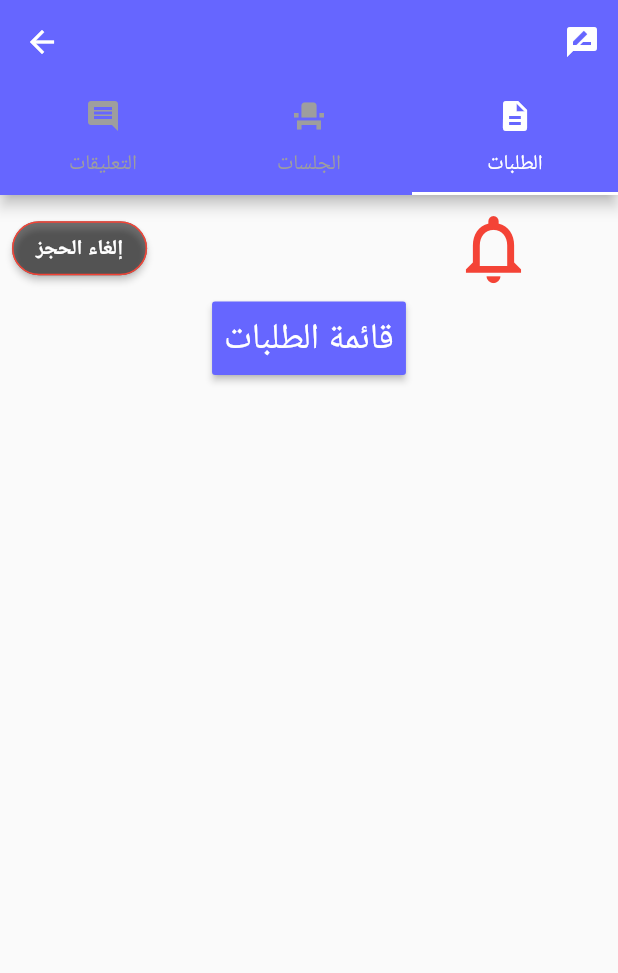
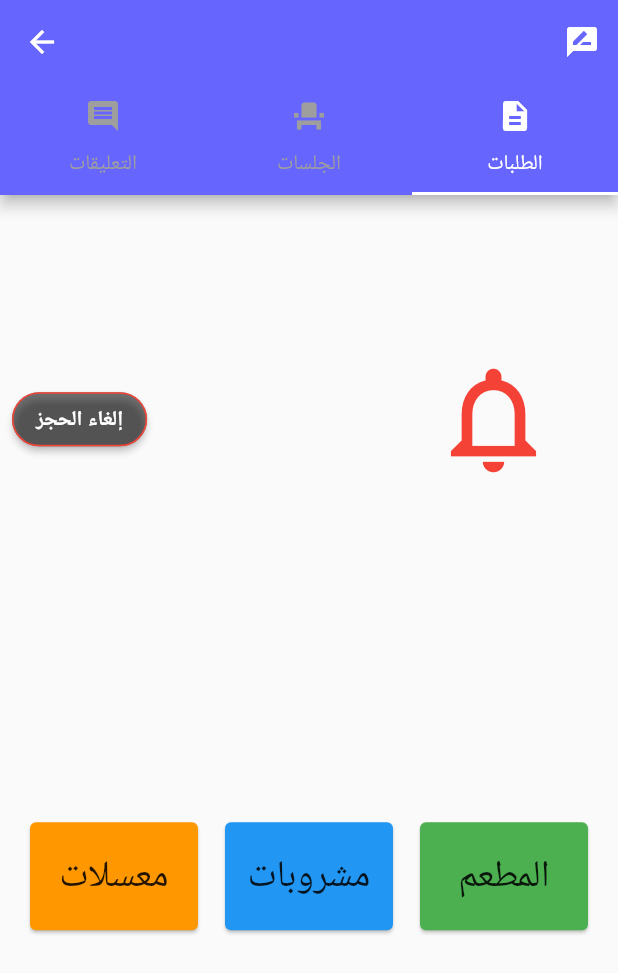
Before and after one commit to YousefAlyouswf/Cafe, a Flutter app: the Reviews screen opened directly with empty values, tab 3 chosen, on a phone screen of 412 x 824 dp. Shown: the top 973 px of the screen. Run offline on Flutter 3.47's test engine with Material 2 defaults, Android fonts, the phone set to English and light mode, and no system bars; our stand-ins replace cloud_firestore, flutter_map, latlong, progress_dialog, shared_preferences, simple_animations and 1 more; missing offline and left inert: firebase_admob, page_view_indicator; accounts and stored records are empty; network calls fail.

Commit message:
Add order done

```diff
--- a/lib/cafes/Review_seat/widgets/selected_widgets/header_buttons.dart
+++ b/lib/cafes/Review_seat/widgets/selected_widgets/header_buttons.dart
@@ -112,12 +112,12 @@ class HeaderButtons extends StatelessWidget {
                         child: pressed
                             ? Icon(
                                 Icons.notifications_active,
-                                size: 55,
+                                size: 85,
                                 color: Colors.red,
                               )
                             : Icon(
                                 Icons.notifications_none,
-                                size: 55,
+                                size: 85,
                                 color: Colors.red,
                               ),
                         onTap: () async {
--- a/lib/cafes/Review_seat/widgets/selected_widgets/order_body.dart
+++ b/lib/cafes/Review_seat/widgets/selected_widgets/order_body.dart
@@ -1,3 +1,4 @@
+import 'package:cafe/loading/loading.dart';
 import 'package:cafe/models/cart.dart';
 import 'package:cafe/models/user_info.dart';
 import 'package:cloud_firestore/cloud_firestore.dart';
@@ -28,18 +29,30 @@ class OrderBody extends StatelessWidget {
       this.price,
       this.orderID,
       this.cafeName);
-
+  List<String> sections = ['معسلات', 'مشروبات', 'المطعم'];
+  Color cardColor;
   @override
   Widget build(BuildContext context) {
-    return RaisedButton(
-      textColor: Colors.white,
-      color: Color.fromRGBO(102, 102, 255, 1),
-      padding: const EdgeInsets.all(8.0),
-      onPressed: () {
+    return Padding(
+      padding: const EdgeInsets.all(16.0),
+      child: Container(
+        height: MediaQuery.of(context).size.height * 0.2,
+        child: GridView.builder(
+          itemCount: sections.length,
+          itemBuilder: (context, indexSection) {
+            if (indexSection == 0) {
+              cardColor = Colors.orange;
+            } else if (indexSection == 1) {
+              cardColor = Colors.blue;
+            } else if (indexSection == 2) {
+              cardColor = Colors.green;
+            }
+            return InkWell(
+              onTap: () {
                 showBottomSheet(
                     context: context,
                     builder: (context) => Container(
-                  height: MediaQuery.of(context).size.height * 0.7,
+                          height: MediaQuery.of(context).size.height * 0.9,
                           child: StreamBuilder(
                             stream: Firestore.instance
                                 .collection('users')
@@ -65,7 +78,8 @@ class OrderBody extends StatelessWidget {
 
                                   return Center(
                                     child: Column(
-                              crossAxisAlignment: CrossAxisAlignment.center,
+                                      crossAxisAlignment:
+                                          CrossAxisAlignment.center,
                                       children: <Widget>[
                                         hasBookinginSelected
                                             ? Container(
@@ -79,17 +93,19 @@ class OrderBody extends StatelessWidget {
                                                                 seatnum,
                                                             style: TextStyle(
                                                                 fontSize: 18,
-                                                        fontFamily: 'topaz'),
+                                                                fontFamily:
+                                                                    'topaz'),
                                                           )
                                                         : Container(
-                                                    height:
-                                                        MediaQuery.of(context)
+                                                            height: MediaQuery.of(
+                                                                        context)
                                                                     .size
                                                                     .height *
                                                                 0.6,
                                                             child: Padding(
                                                               padding:
-                                                          const EdgeInsets.all(
+                                                                  const EdgeInsets
+                                                                          .all(
                                                                       15.0),
                                                               child: reserveCafe !=
                                                                       cafeName
@@ -103,9 +119,10 @@ class OrderBody extends StatelessWidget {
                                                                           .where(
                                                                               'cafename',
                                                                               isEqualTo:
-                                                                          cafeName)
+                                                                                  cafeName).where('section', isEqualTo: sections[indexSection])
                                                                           .snapshots(),
-                                                              builder: (context,
+                                                                      builder:
+                                                                          (context,
                                                                               snapshot) {
                                                                         if (!snapshot
                                                                             .hasData) {
@@ -114,18 +131,13 @@ class OrderBody extends StatelessWidget {
                                                                         } else {
                                                                           return GridView
                                                                               .builder(
-                                                                    itemCount: snapshot
-                                                                        .data
-                                                                        .documents
-                                                                        .length,
+                                                                            itemCount:
+                                                                                snapshot.data.documents.length,
                                                                             itemBuilder:
-                                                                        (context,
-                                                                            index) {
+                                                                                (context, index) {
                                                                               return Card(
-                                                                        child:
-                                                                            Column(
-                                                                          children: <
-                                                                              Widget>[
+                                                                                child: Column(
+                                                                                  children: <Widget>[
                                                                                     Flexible(
                                                                                       child: Text(
                                                                                         snapshot.data.documents[index].data['order'],
@@ -145,14 +157,10 @@ class OrderBody extends StatelessWidget {
                                                                             },
                                                                             gridDelegate:
                                                                                 SliverGridDelegateWithFixedCrossAxisCount(
-                                                                      crossAxisCount:
-                                                                          3,
-                                                                      childAspectRatio:
-                                                                          3 / 2,
-                                                                      crossAxisSpacing:
-                                                                          10,
-                                                                      mainAxisSpacing:
-                                                                          10,
+                                                                              crossAxisCount: 3,
+                                                                              childAspectRatio: 3 / 2,
+                                                                              crossAxisSpacing: 10,
+                                                                              mainAxisSpacing: 10,
                                                                             ),
                                                                           );
                                                                         }
@@ -189,7 +197,32 @@ class OrderBody extends StatelessWidget {
                           ),
                         ));
               },
-      child: Text("قائمة الطلبات", style: TextStyle(fontSize: 24),),
+              child: Card(
+                color: cardColor,
+                child: Column(
+                  children: <Widget>[
+                    Flexible(
+                      child: Center(
+                        child: Text(
+                          sections[indexSection],
+                          textAlign: TextAlign.center,
+                          style: TextStyle(fontSize: 25),
+                        ),
+                      ),
+                    ),
+                  ],
+                ),
+              ),
+            );
+          },
+          gridDelegate: SliverGridDelegateWithFixedCrossAxisCount(
+            crossAxisCount: 3,
+            childAspectRatio: 3 / 2,
+            crossAxisSpacing: 10,
+            mainAxisSpacing: 10,
+          ),
+        ),
+      ),
     );
   }
 }
--- a/lib/cafes/Review_seat/widgets/selected_widgets/selected_widgets.dart
+++ b/lib/cafes/Review_seat/widgets/selected_widgets/selected_widgets.dart
@@ -136,6 +136,7 @@ class _SelectedWidgetsState extends State<SelectedWidgets> {
       builder: (context, constraints) {
         try {
           return Column(
+            mainAxisAlignment: MainAxisAlignment.spaceAround,
             children: <Widget>[
               HeaderButtons(
                 widget.seatnum,
```
Lines whose indentation alone changed are shown as unchanged.
